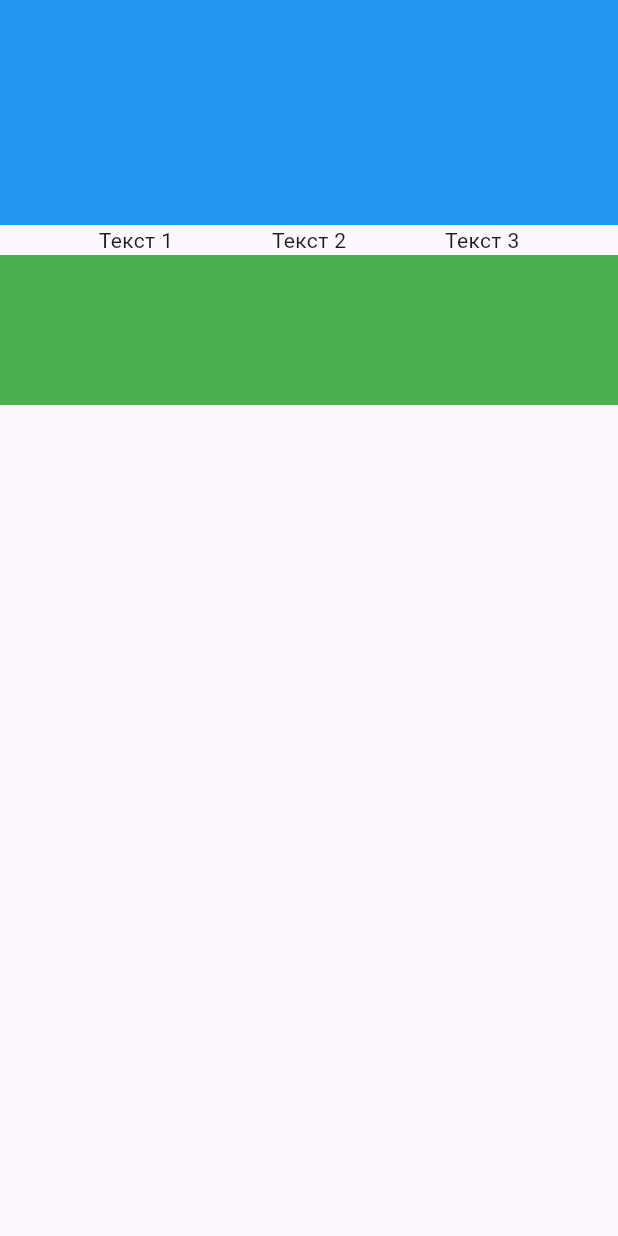
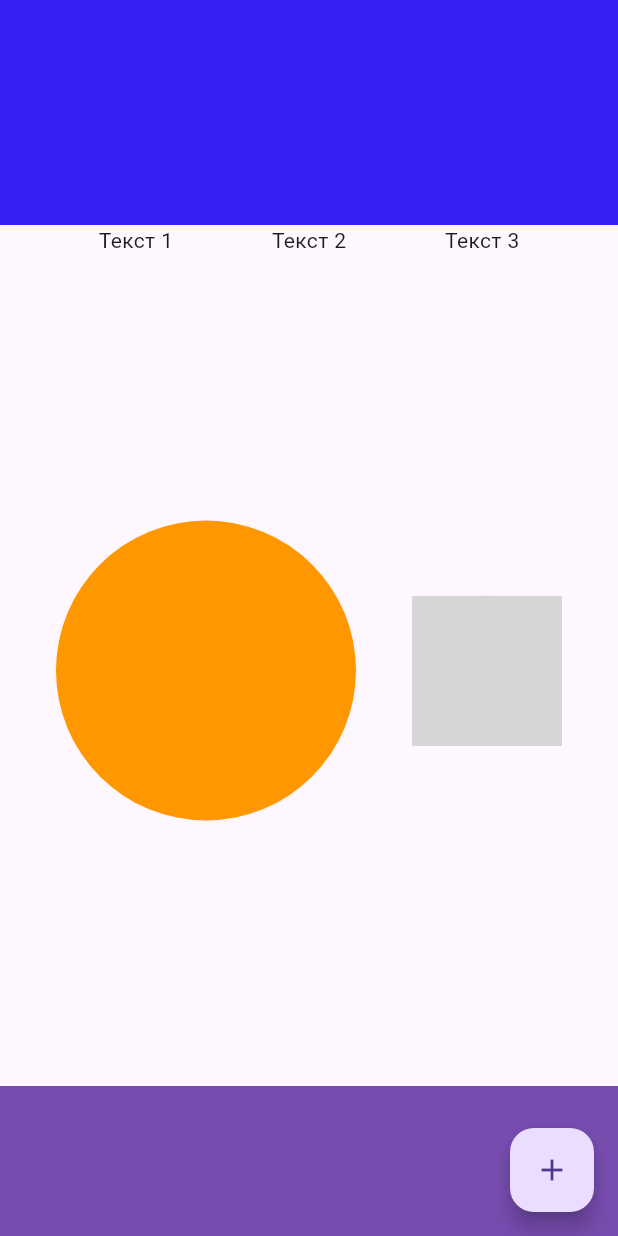
Before and after one commit to lobachmax86/mobdev, a Flutter app: the screen it shows after launch, on a phone screen of 412 x 824 dp. Run offline on Flutter 3.47's test engine with Material 3 defaults, Android fonts, the phone set to English and light mode, and no system bars; network calls fail; grey boxes are pictures that could not be loaded.

Commit message:
feat: add interactive elements

```diff
--- a/lib/main.dart
+++ b/lib/main.dart
@@ -22,20 +22,26 @@ class MyHomePage extends StatelessWidget {
   @override
   Widget build(BuildContext context) {
     return Scaffold(
-      // Основной каркас экрана
+      // Кнопка действия внизу справа
+      floatingActionButton: FloatingActionButton(
+        onPressed: () {
+          print('Button pressed!');
+        },
+        child: const Icon(Icons.add),
+      ),
+
       body: Column(
         children: [
           // Первый контейнер
           Container(
-            width: double.infinity, // по всей ширине экрана
+            width: double.infinity,
             height: 150,
-            color: Colors.blue,
+            color: const Color.fromARGB(255, 54, 33, 243),
           ),
 
           // Ряд с тремя текстами
           Row(
             mainAxisAlignment: MainAxisAlignment.spaceEvenly,
-            // можно поменять на spaceBetween, если нужно
             children: const [
               Text('Текст 1'),
               Text('Текст 2'),
@@ -43,11 +49,33 @@ class MyHomePage extends StatelessWidget {
             ],
           ),
 
+          // Expanded растягивается, занимая доступное пространство
+          Expanded(
+            child: Row(
+              mainAxisAlignment: MainAxisAlignment.spaceEvenly,
+              children: const [
+                // Первый аватар (просто цвет)
+                CircleAvatar(
+                  radius: 100,
+                  backgroundColor: Colors.orange,
+                ),
+
+                // Второй аватар с картинкой из интернета
+                CircleAvatar(
+                  radius: 50,
+                  backgroundImage: NetworkImage(
+                    'https://images.pexels.com/photos/771742/pexels-photo-771742.jpeg',
+                  ),
+                ),
+              ],
+            ),
+          ),
+
           // Второй контейнер
           Container(
             width: double.infinity,
             height: 100,
-            color: Colors.green,
+            color: const Color.fromARGB(255, 119, 76, 175),
           ),
         ],
       ),
```
